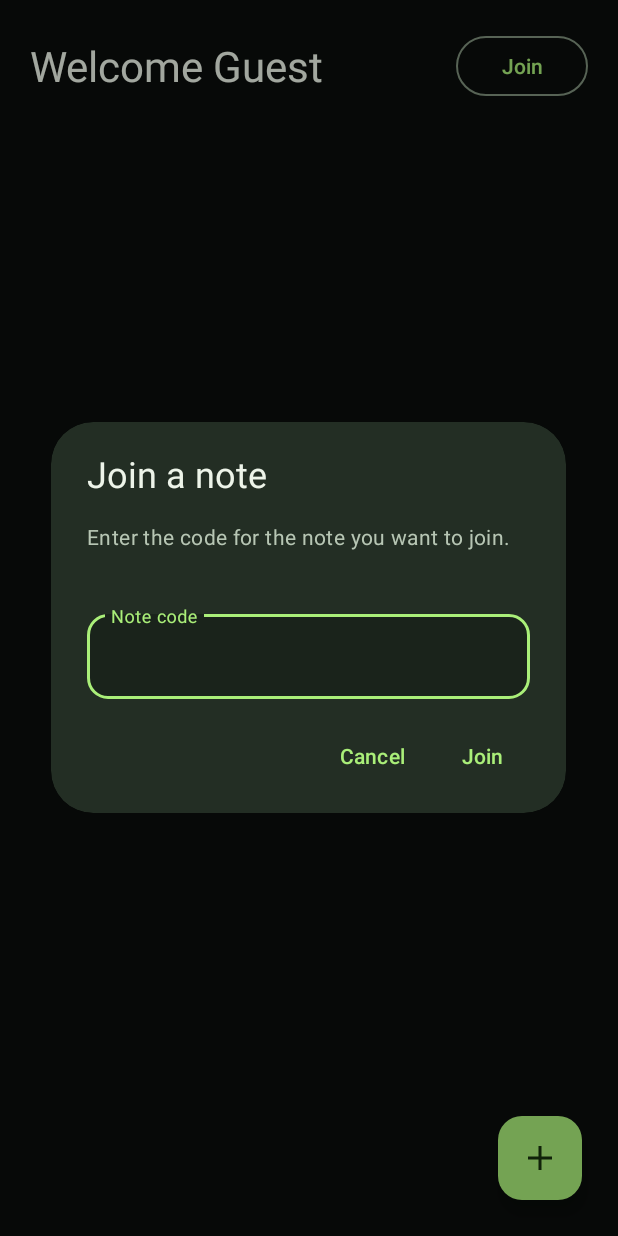
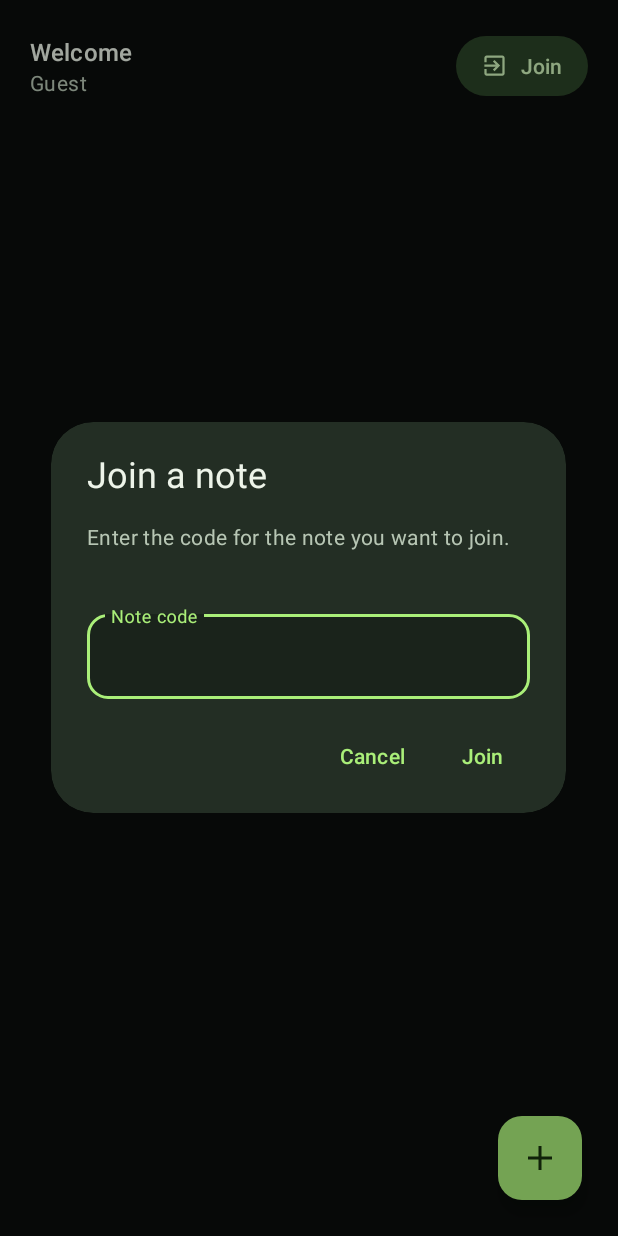
Before and after one commit to karal63/real-time-notes, an Android app: the SecondActivity screen opened directly, with no data from a screen before it, after a tap on "Join", on a phone screen of 412 x 824 dp. Run offline under Robolectric (Android 15) with nearby library versions, the phone set to English and light mode, and no system bars; our stand-ins replace Firebase (no records; nobody signed in at launch, a user with empty details on screens opened directly).

Commit message:
apply debouncing for saving note text, restyle join note page and welcome title

```diff
--- a/app/src/main/java/com/example/real_time_notes/SecondActivity.kt
+++ b/app/src/main/java/com/example/real_time_notes/SecondActivity.kt
@@ -42,8 +42,8 @@ class SecondActivity : AppCompatActivity() {
             insets
         }
 
-        val guestName = intent.getStringExtra(EXTRA_GUEST_NAME) ?: getString(R.string.default_guest_name)
-        findViewById<TextView>(R.id.welcome_text).text = getString(R.string.welcome_guest, guestName)
+        val accountName = intent.getStringExtra(EXTRA_GUEST_NAME) ?: getString(R.string.default_guest_name)
+        findViewById<TextView>(R.id.account_name).text = accountName
 
         findViewById<FloatingActionButton>(R.id.add_note_button).setOnClickListener {
             val intent = Intent(this, CreateNoteActivity::class.java)
--- /dev/null
+++ b/app/src/main/res/drawable/ic_note_join_24.xml
@@ -0,0 +1,10 @@
+<?xml version="1.0" encoding="utf-8"?>
+<vector xmlns:android="http://schemas.android.com/apk/res/android"
+    android:width="24dp"
+    android:height="24dp"
+    android:viewportWidth="24"
+    android:viewportHeight="24">
+    <path
+        android:fillColor="@android:color/white"
+        android:pathData="M19,3H5c-1.1,0 -2,0.9 -2,2v4h2V5h14v14H5v-4H3v4c0,1.1 0.9,2 2,2h14c1.1,0 2,-0.9 2,-2V5c0,-1.1 -0.9,-2 -2,-2zM10.59,15.59L12,17l5,-5 -5,-5 -1.41,1.41L13.17,11H3v2h10.17z" />
+</vector>
--- a/app/src/main/res/layout/activity_second.xml
+++ b/app/src/main/res/layout/activity_second.xml
@@ -24,22 +24,39 @@
             android:gravity="center_vertical"
             android:orientation="horizontal">
 
-            <TextView
-                android:id="@+id/welcome_text"
+            <LinearLayout
                 android:layout_width="0dp"
                 android:layout_height="wrap_content"
                 android:layout_marginEnd="12dp"
                 android:layout_weight="1"
-                android:accessibilityHeading="true"
-                android:textAppearance="@style/TextAppearance.Realtimenotes.Heading"
-                tools:text="Welcome Guest 4821" />
+                android:orientation="vertical">
 
-            <Button
+                <TextView
+                    android:layout_width="match_parent"
+                    android:layout_height="wrap_content"
+                    android:accessibilityHeading="true"
+                    android:text="@string/welcome"
+                    android:textAppearance="?attr/textAppearanceTitleMedium"
+                    android:textColor="?attr/colorOnSurface" />
+
+                <TextView
+                    android:id="@+id/account_name"
+                    android:layout_width="match_parent"
+                    android:layout_height="wrap_content"
+                    android:ellipsize="middle"
+                    android:maxLines="1"
+                    android:textAppearance="?attr/textAppearanceBodyMedium"
+                    android:textColor="?attr/colorOnSurfaceVariant"
+                    tools:text="alex@example.com" />
+            </LinearLayout>
+
+            <com.google.android.material.button.MaterialButton
                 android:id="@+id/join_button"
-                style="?attr/materialButtonOutlinedStyle"
+                style="@style/Widget.Realtimenotes.ToolbarButton"
                 android:layout_width="wrap_content"
                 android:layout_height="wrap_content"
-                android:text="@string/join" />
+                android:text="@string/join"
+                app:icon="@drawable/ic_note_join_24" />
         </LinearLayout>
 
         <ScrollView
--- a/app/src/main/res/values/strings.xml
+++ b/app/src/main/res/values/strings.xml
@@ -23,7 +23,7 @@
     <string name="coming_later">Coming later</string>
     <string name="guest_name">Guest %1$d</string>
     <string name="default_guest_name">Guest</string>
-    <string name="welcome_guest">Welcome %1$s</string>
+    <string name="welcome">Welcome</string>
     <string name="join">Join</string>
     <string name="join_note_title">Join a note</string>
     <string name="join_note_message">Enter the code for the note you want to join.</string>
@@ -49,12 +49,8 @@
     <string name="note_share_title">Share note</string>
     <string name="note_share_message">Group join code for “%1$s”</string>
     <string name="note_share_preview_code" translatable="false">R7X4K9M2</string>
-    <string name="note_editor_save">Save</string>
-    <string name="note_editor_saved">Note saved</string>
     <string name="note_editor_load_failed">Could not open this note.</string>
     <string name="note_editor_retry">Retry</string>
-    <string name="note_editor_unsaved">Discard unsaved changes?</string>
-    <string name="note_editor_discard">Discard</string>
     <string name="sample_note_one">Note 1</string>
     <string name="sample_description_one">Ideas for the project</string>
     <string name="sample_note_two">Note 2</string>
--- a/app/src/main/res/values/styles.xml
+++ b/app/src/main/res/values/styles.xml
@@ -16,6 +16,15 @@
         <item name="boxCornerRadiusBottomEnd">14dp</item>
     </style>
 
+    <style name="Widget.Realtimenotes.ToolbarButton" parent="Widget.Material3.Button.TonalButton">
+        <item name="android:minHeight">48dp</item>
+        <item name="android:paddingStart">16dp</item>
+        <item name="android:paddingEnd">16dp</item>
+        <item name="iconGravity">textStart</item>
+        <item name="iconPadding">8dp</item>
+        <item name="iconSize">18dp</item>
+    </style>
+
     <style name="Widget.Realtimenotes.NoteCard" parent="Widget.Material3.CardView.Outlined">
         <item name="cardBackgroundColor">?attr/colorSurface</item>
         <item name="cardCornerRadius">20dp</item>
```
Also changed, not shown: app/src/main/java/com/example/real_time_notes/NoteActivity.kt (+39 -66 lines), app/src/main/res/drawable/ic_note_share_24.xml (added, +10 -0 lines), app/src/main/res/layout/activity_note.xml (+4 -13 lines).
